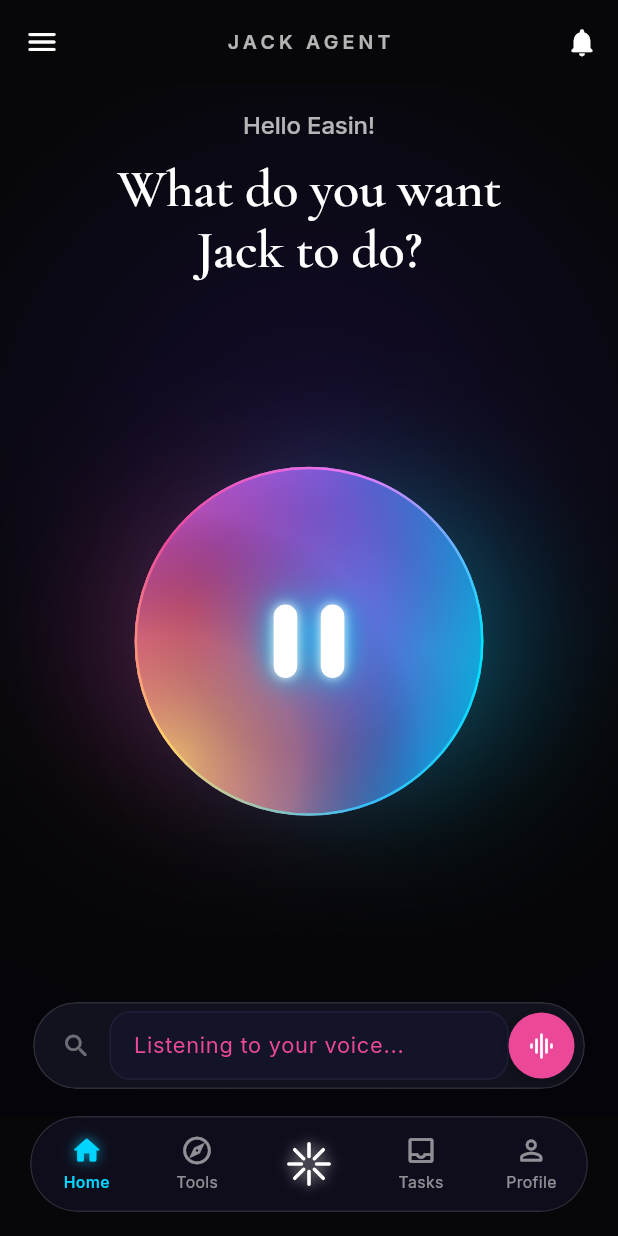
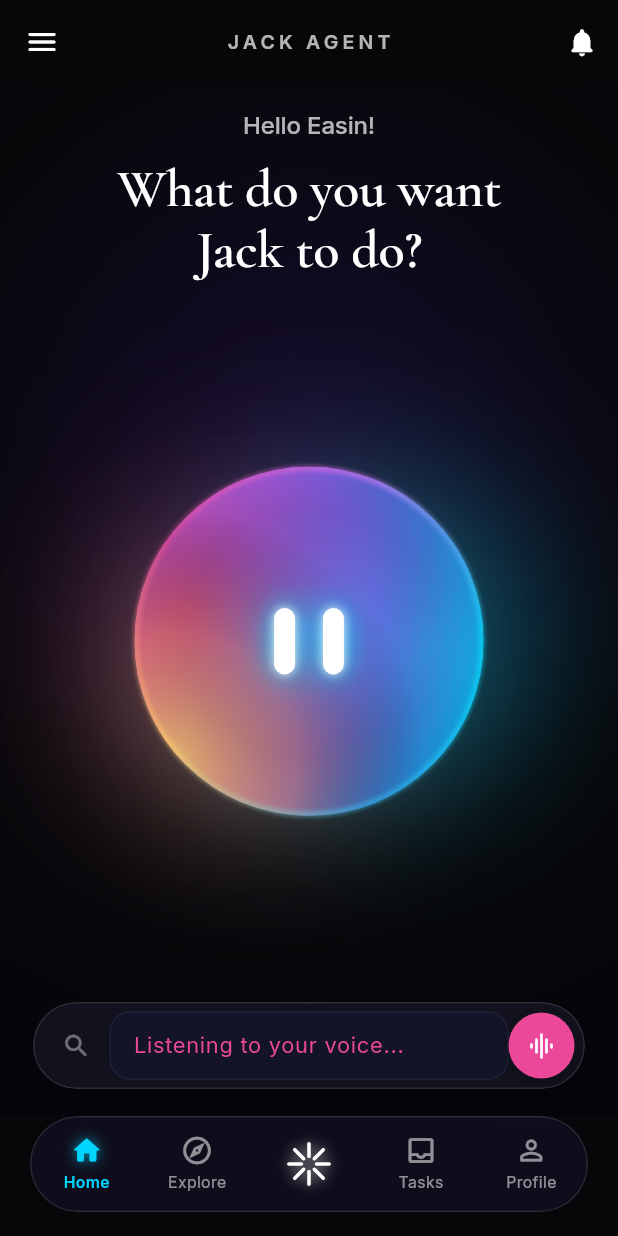
Before and after one commit to JACK-AI7/Jack-Mobile-Agent, a Flutter app: the screen it shows after launch, after a tap on the "mic" icon, on a phone screen of 412 x 824 dp. Run offline on Flutter 3.47's test engine with Material 3 defaults, Android fonts, the phone set to English and light mode, and no system bars; our stand-ins replace dio, flutter_animate, flutter_riverpod, flutter_secure_storage, flutter_svg, flutter_tts and 7 more; missing offline and left inert: installed_apps.

Commit message:
feat(ui): pixel-perfect Jack Orb lighting, peach sunrise bloom & dynamic GlassNavBar labels

```diff
--- a/lib/screens/library_screen.dart
+++ b/lib/screens/library_screen.dart
@@ -685,6 +685,7 @@ class _LibraryScreenState extends ConsumerState<LibraryScreen> {
       bottomNavigationBar: GlassNavBar(
         currentIndex: 2, // Library tab
         isLibraryActive: true,
+        exploreLabel: 'Tools',
         onTap: (index) {
           HapticFeedback.lightImpact();
           switch (index) {
--- a/lib/screens/more_screen.dart
+++ b/lib/screens/more_screen.dart
@@ -158,6 +158,7 @@ class MoreScreen extends StatelessWidget {
       bottomNavigationBar: GlassNavBar(
         currentIndex: 4, // Profile slot repurposed as "More" when isMoreActive
         isMoreActive: true,
+        exploreLabel: 'Tools',
         onTap: (index) {
           HapticFeedback.lightImpact();
           switch (index) {
--- a/lib/screens/tools_screen.dart
+++ b/lib/screens/tools_screen.dart
@@ -671,6 +671,7 @@ class _ToolsScreenState extends ConsumerState<ToolsScreen> {
       // Bottom Navigation Bar matching 12-screen specification with Tools tab active
       bottomNavigationBar: GlassNavBar(
         currentIndex: 1, // Tools is Tab index 1
+        exploreLabel: 'Tools',
         onTap: (index) {
           HapticFeedback.lightImpact();
           switch (index) {
--- a/lib/widgets/glass_nav_bar.dart
+++ b/lib/widgets/glass_nav_bar.dart
@@ -16,6 +16,7 @@ class GlassNavBar extends StatelessWidget {
   final ValueChanged<int> onTap;
   final bool isLibraryActive;
   final bool isMoreActive;
+  final String exploreLabel;
 
   const GlassNavBar({
     super.key,
@@ -23,6 +24,7 @@ class GlassNavBar extends StatelessWidget {
     required this.onTap,
     this.isLibraryActive = false,
     this.isMoreActive = false,
+    this.exploreLabel = 'Explore',
   });
 
   static const List<_NavTab> _tabs = [
@@ -81,6 +83,7 @@ class GlassNavBar extends StatelessWidget {
                     index: i,
                     isLibraryActive: isLibraryActive && i == 2,
                     isMoreActive: isMoreActive && i == 4,
+                    exploreLabel: exploreLabel,
                     onTap: () => onTap(i),
                   );
                 }),
@@ -111,6 +114,7 @@ class _NavItem extends StatelessWidget {
   final int index;
   final bool isLibraryActive;
   final bool isMoreActive;
+  final String exploreLabel;
   final VoidCallback onTap;
 
   const _NavItem({
@@ -119,6 +123,7 @@ class _NavItem extends StatelessWidget {
     required this.index,
     this.isLibraryActive = false,
     this.isMoreActive = false,
+    this.exploreLabel = 'Explore',
     required this.onTap,
   });
 
@@ -152,6 +157,9 @@ class _NavItem extends StatelessWidget {
     } else if (isLibraryActive) {
       effectiveIcon = Icons.grid_view_rounded;
       effectiveLabel = 'Library';
+    } else if (index == 1) {
+      effectiveIcon = isActive ? tab.activeIcon : tab.icon;
+      effectiveLabel = exploreLabel;
     } else {
       effectiveIcon = isActive ? tab.activeIcon : tab.icon;
       effectiveLabel = tab.label;
--- a/lib/widgets/jack_orb.dart
+++ b/lib/widgets/jack_orb.dart
@@ -277,21 +277,31 @@ class _JackOrbPainter extends CustomPainter {
       case OrbState.idle:
         // Left Ambient Pink Bloom
         final leftBloom = Paint()
-          ..color = const Color(0xFFEC4899).withValues(alpha: 0.32 + 0.06 * pulse)
+          ..color = const Color(0xFFEC4899).withValues(alpha: 0.36 + 0.06 * pulse)
+          ..maskFilter = MaskFilter.blur(BlurStyle.normal, radius * 0.50);
+        canvas.drawCircle(
+          Offset(center.dx - radius * 0.38 + yaw * 10, center.dy - pitch * 10),
+          radius * 0.80,
+          leftBloom,
+        );
+
+        // Bottom-Left Warm Golden Peach Sunrise Bloom (matches reference image)
+        final peachBloom = Paint()
+          ..color = const Color(0xFFFFD166).withValues(alpha: 0.28 + 0.05 * pulse)
           ..maskFilter = MaskFilter.blur(BlurStyle.normal, radius * 0.45);
         canvas.drawCircle(
-          Offset(center.dx - radius * 0.38 + yaw * 10, center.dy - pitch * 10),
-          radius * 0.75,
-          leftBloom,
+          Offset(center.dx - radius * 0.38 + yaw * 8, center.dy + radius * 0.32 - pitch * 8),
+          radius * 0.65,
+          peachBloom,
         );
 
         // Right Ambient Cyan Bloom
         final rightBloom = Paint()
-          ..color = const Color(0xFF00E5FF).withValues(alpha: 0.38 + 0.06 * pulse)
-          ..maskFilter = MaskFilter.blur(BlurStyle.normal, radius * 0.45);
+          ..color = const Color(0xFF00E5FF).withValues(alpha: 0.42 + 0.06 * pulse)
+          ..maskFilter = MaskFilter.blur(BlurStyle.normal, radius * 0.50);
         canvas.drawCircle(
           Offset(center.dx + radius * 0.38 + yaw * 10, center.dy - pitch * 10),
-          radius * 0.75,
+          radius * 0.80,
           rightBloom,
         );
         break;
@@ -416,7 +426,8 @@ class _JackOrbPainter extends CustomPainter {
   void _paintRimLight(Canvas canvas, Rect sphereRect, Offset center, double radius) {
     final rimPaint = Paint()
       ..style = PaintingStyle.stroke
-      ..strokeWidth = 1.6
+      ..strokeWidth = 2.0
+      ..maskFilter = const MaskFilter.blur(BlurStyle.normal, 1.8)
       ..shader = SweepGradient(
         transform: GradientRotation(yaw * 0.5),
         colors: const [
@@ -429,17 +440,17 @@ class _JackOrbPainter extends CustomPainter {
         ],
       ).createShader(sphereRect);
 
-    canvas.drawCircle(center, radius - 0.8, rimPaint);
+    canvas.drawCircle(center, radius - 1.0, rimPaint);
   }
 
   void _paintTwinCapsuleEyes(Canvas canvas, Offset center, double radius) {
     final eyeCenterX = center.dx + eyeOffsetX;
     final eyeCenterY = center.dy + eyeOffsetY;
 
-    // Dimensions matching reference image
-    final eyeHeight = radius * 0.42;
-    final eyeWidth = radius * 0.135;
-    final eyeSpacing = radius * 0.27; // Distance between centers
+    // Dimensions matching reference image (sleek vertical pills)
+    final eyeHeight = radius * 0.38;
+    final eyeWidth = radius * 0.12;
+    final eyeSpacing = radius * 0.28; // Distance between centers
     final cornerRadius = Radius.circular(eyeWidth / 2);
 
     final leftRect = Rect.fromCenter(
```
